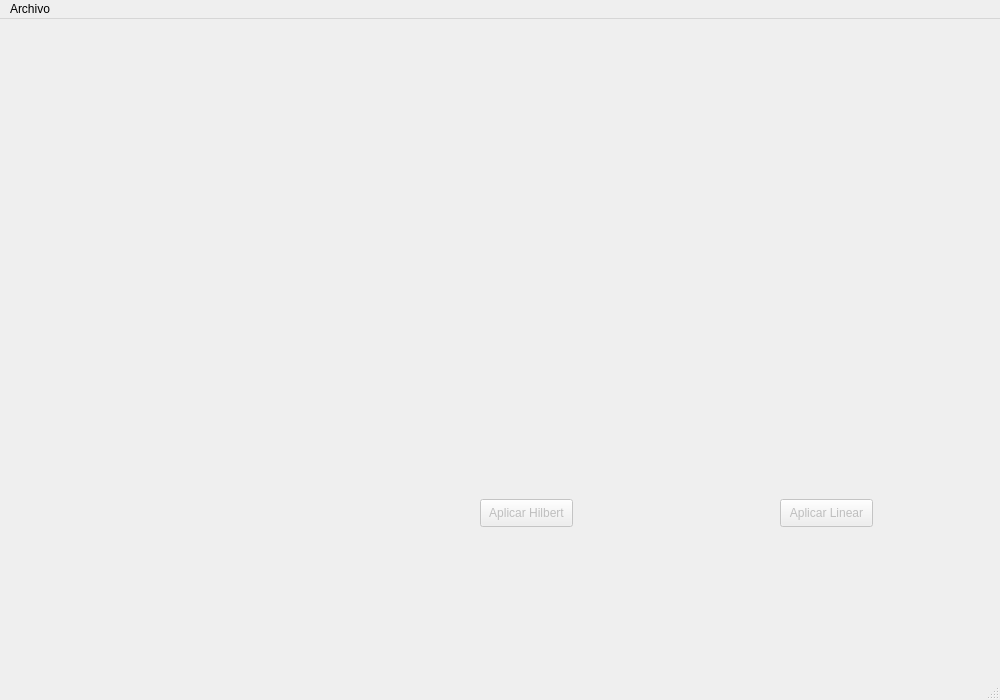
Above: h.ui from buhohacker/Codigos before the change. Below: the same form after it.
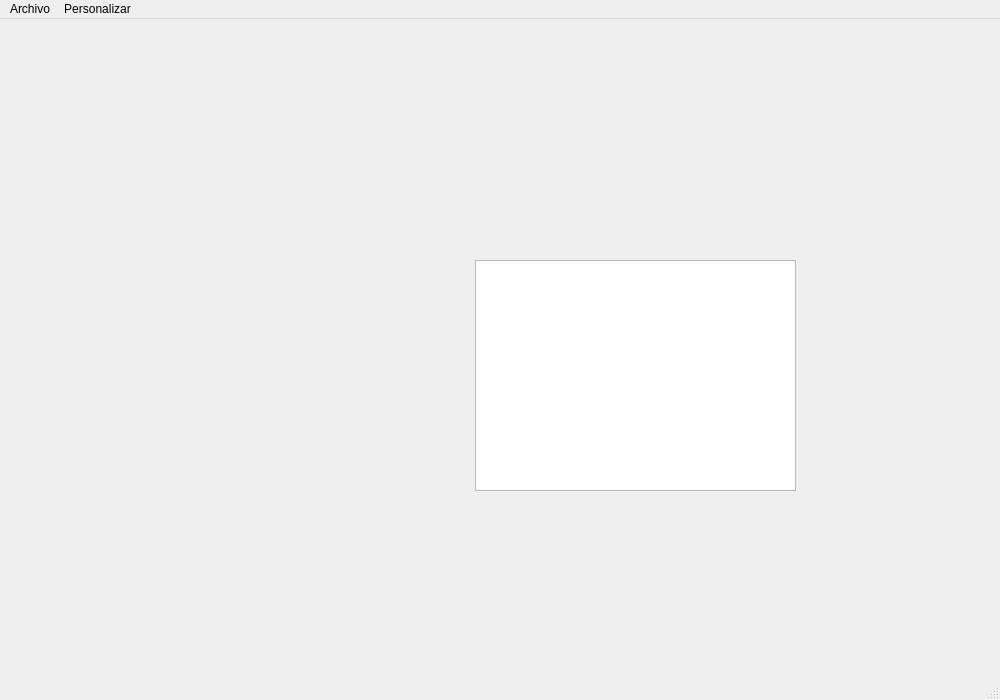
That is the form after the change. Icons and pictures are not drawn.

Patch:
```diff
--- a/h.ui
+++ b/h.ui
@@ -18,32 +18,7 @@
     <normaloff>hilbert.ico</normaloff>hilbert.ico</iconset>
   </property>
   <widget class="QWidget" name="centralwidget">
-   <widget class="QPushButton" name="boton_Hilbert">
-    <property name="enabled">
-     <bool>false</bool>
-    </property>
-    <property name="geometry">
-     <rect>
-      <x>480</x>
-      <y>480</y>
-      <width>93</width>
-      <height>28</height>
-     </rect>
-    </property>
-    <property name="contextMenuPolicy">
-     <enum>Qt::NoContextMenu</enum>
-    </property>
-    <property name="toolTip">
-     <string>dsd</string>
-    </property>
-    <property name="accessibleName">
-     <string/>
-    </property>
-    <property name="text">
-     <string>Aplicar Hilbert</string>
-    </property>
-   </widget>
-   <widget class="QLabel" name="imagenOriginal">
+   <widget class="QLabel" name="imagenCodigo">
     <property name="geometry">
      <rect>
       <x>100</x>
@@ -71,76 +46,14 @@
      <bool>true</bool>
     </property>
    </widget>
-   <widget class="QPushButton" name="boton_Linear">
-    <property name="enabled">
-     <bool>false</bool>
-    </property>
+   <widget class="QTextBrowser" name="textBrowser">
     <property name="geometry">
      <rect>
-      <x>780</x>
-      <y>480</y>
-      <width>93</width>
-      <height>28</height>
+      <x>475</x>
+      <y>241</y>
+      <width>321</width>
+      <height>231</height>
      </rect>
-    </property>
-    <property name="text">
-     <string>Aplicar Linear</string>
-    </property>
-   </widget>
-   <widget class="QLabel" name="imagenHilbert">
-    <property name="geometry">
-     <rect>
-      <x>400</x>
-      <y>200</y>
-      <width>256</width>
-      <height>256</height>
-     </rect>
-    </property>
-    <property name="minimumSize">
-     <size>
-      <width>256</width>
-      <height>256</height>
-     </size>
-    </property>
-    <property name="maximumSize">
-     <size>
-      <width>256</width>
-      <height>256</height>
-     </size>
-    </property>
-    <property name="text">
-     <string/>
-    </property>
-    <property name="scaledContents">
-     <bool>true</bool>
-    </property>
-   </widget>
-   <widget class="QLabel" name="imagenLinear">
-    <property name="geometry">
-     <rect>
-      <x>700</x>
-      <y>200</y>
-      <width>256</width>
-      <height>256</height>
-     </rect>
-    </property>
-    <property name="minimumSize">
-     <size>
-      <width>256</width>
-      <height>256</height>
-     </size>
-    </property>
-    <property name="maximumSize">
-     <size>
-      <width>256</width>
-      <height>256</height>
-     </size>
-    </property>
-    <property name="text">
-     <string/>
-    </property>
-    <property name="scaledContents">
-     <bool>true</bool>
     </property>
    </widget>
   </widget>
@@ -157,21 +70,18 @@
     <property name="title">
      <string>Archivo</string>
     </property>
-    <widget class="QMenu" name="Guardar_Imagen">
-     <property name="enabled">
-      <bool>true</bool>
-     </property>
-     <property name="title">
-      <string>Guardar Imagen</string>
-     </property>
-     <addaction name="Guardar_Gris"/>
-     <addaction name="Guardar_Hilbert"/>
-     <addaction name="Guardar_Linear"/>
-    </widget>
-    <addaction name="Cargar_Imagen"/>
-    <addaction name="Guardar_Imagen"/>
+    <addaction name="Cargar_Codigo"/>
+    <addaction name="actionGuardar_Codigo"/>
+   </widget>
+   <widget class="QMenu" name="menuPersonalizar">
+    <property name="title">
+     <string>Personalizar</string>
+    </property>
+    <addaction name="actionColor_Fondo"/>
+    <addaction name="actionColor_Codigo"/>
    </widget>
    <addaction name="menuArchivo"/>
+   <addaction name="menuPersonalizar"/>
   </widget>
   <widget class="QStatusBar" name="statusbar">
    <property name="enabled">
```
Left out of the diff: 19 changed lines with no effect on the pictures.
